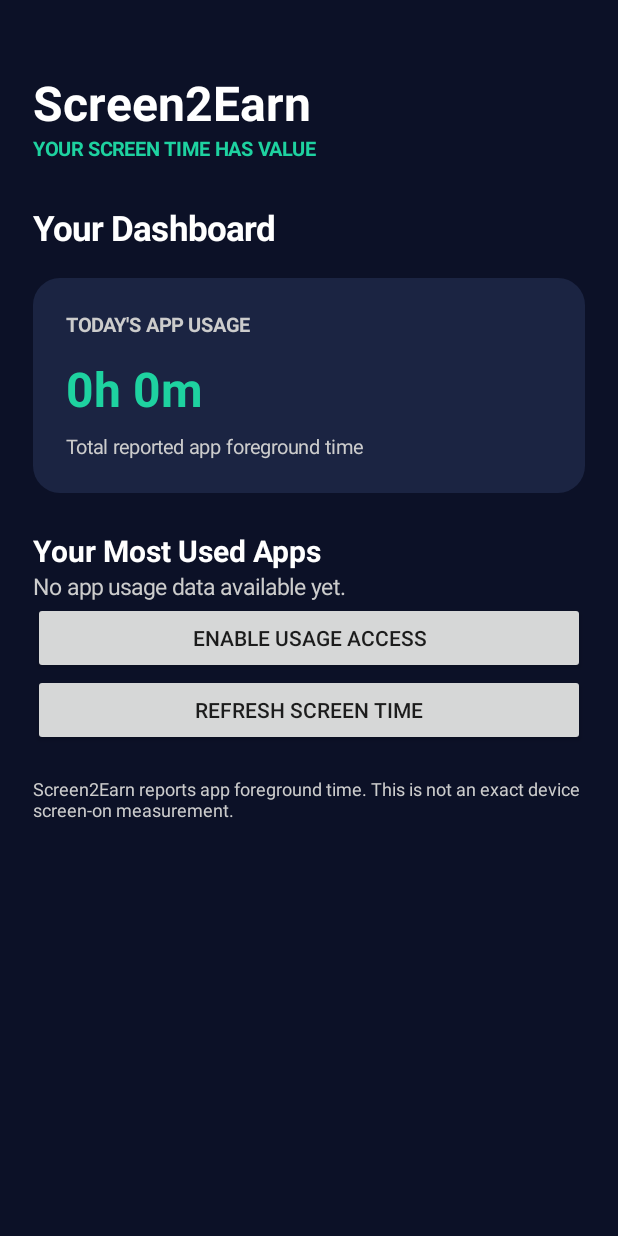
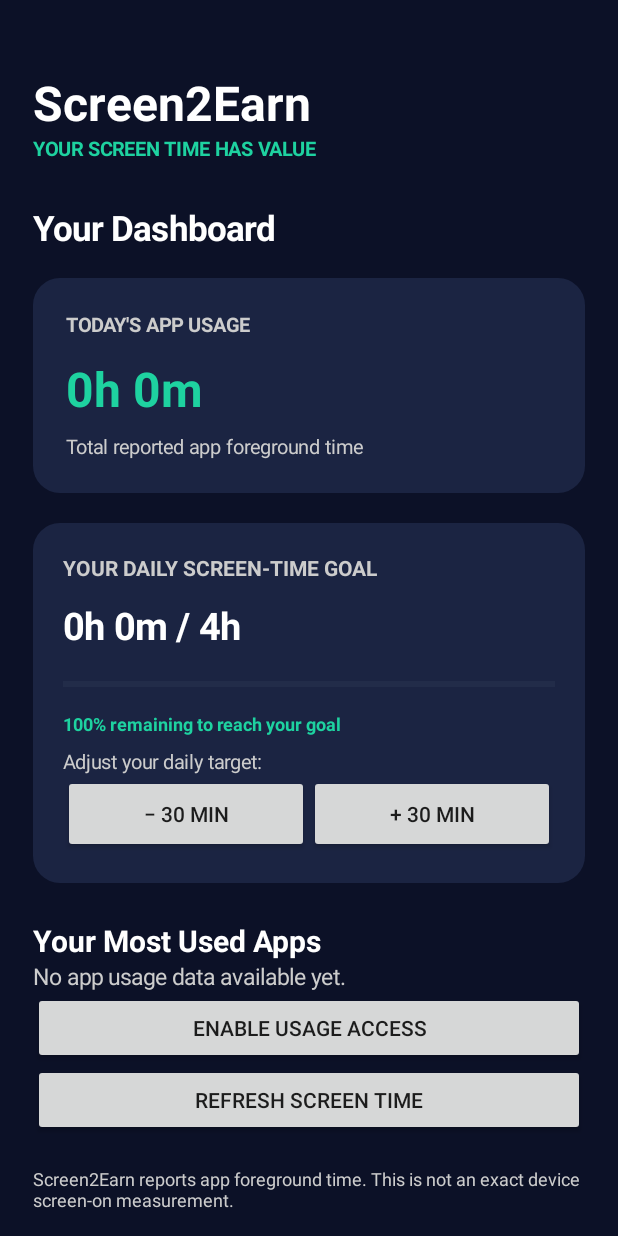
Before and after one commit to ibidamipeayanfe-rgb/Screen2Earn, an Android app: the screen it shows after launch (MainActivity), on a phone screen of 412 x 824 dp. Run offline under Robolectric (Android 15) with nearby library versions, the phone set to English and light mode, and no system bars.

Commit message:
Update MainActivity.kt

```diff
--- a/android/app/src/main/java/com/screen2earn/app/MainActivity.kt
+++ b/android/app/src/main/java/com/screen2earn/app/MainActivity.kt
@@ -12,10 +12,12 @@ import android.graphics.Typeface
 import android.graphics.drawable.GradientDrawable
 import android.os.Bundle
 import android.provider.Settings
+import android.content.res.ColorStateList
 import android.view.Gravity
 import android.widget.Button
 import android.widget.ImageView
 import android.widget.LinearLayout
+import android.widget.ProgressBar
 import android.widget.ScrollView
 import android.widget.TextView
 import java.util.Calendar
@@ -24,13 +26,23 @@ class MainActivity : Activity() {
 
     private lateinit var usageText: TextView
     private lateinit var appsLayout: LinearLayout
+    private lateinit var goalText: TextView
+    private lateinit var goalProgress: ProgressBar
 
     private val backgroundColor = Color.rgb(12, 17, 39)
     private val cardColor = Color.rgb(27, 36, 66)
     private val accentColor = Color.rgb(30, 210, 160)
+    private val goalColor = Color.rgb(100, 150, 255)
+
+    private val preferences by lazy {
+        getSharedPreferences("screen2earn_settings", Context.MODE_PRIVATE)
+    }
+
+    private var dailyGoalMinutes = 240
 
     override fun onCreate(savedInstanceState: Bundle?) {
         super.onCreate(savedInstanceState)
+        dailyGoalMinutes = preferences.getInt("daily_goal", 240)
         buildDashboard()
     }
 
@@ -61,6 +73,19 @@ class MainActivity : Activity() {
             setTextColor(color)
             if (bold) setTypeface(null, Typeface.BOLD)
         }
+    }
+
+    private fun formatTime(milliseconds: Long): String {
+        val hours = milliseconds / 3600000
+        val minutes = (milliseconds % 3600000) / 60000
+        return "${hours}h ${minutes}m"
+    }
+
+    private fun formatGoal(minutes: Int): String {
+        val hours = minutes / 60
+        val remaining = minutes % 60
+        return if (remaining == 0) "${hours}h"
+        else "${hours}h ${remaining}m"
     }
 
     private fun buildDashboard() {
@@ -113,8 +138,86 @@ class MainActivity : Activity() {
             LinearLayout.LayoutParams.MATCH_PARENT,
             LinearLayout.LayoutParams.WRAP_CONTENT
         )
-        cardParams.setMargins(0, dp(18), 0, dp(25))
+        cardParams.setMargins(0, dp(18), 0, dp(20))
         content.addView(todayCard, cardParams)
+
+        // Daily goal card
+        val goalCard = LinearLayout(this).apply {
+            orientation = LinearLayout.VERTICAL
+            setPadding(dp(20), dp(20), dp(20), dp(20))
+            background = rounded(cardColor)
+        }
+
+        goalCard.addView(
+            text("YOUR DAILY SCREEN-TIME GOAL", 14f, Color.LTGRAY, true)
+        )
+
+        goalText = text("", 25f, Color.WHITE, true)
+        goalText.setPadding(0, dp(12), 0, dp(8))
+        goalCard.addView(goalText)
+
+        goalProgress = ProgressBar(
+            this,
+            null,
+            android.R.attr.progressBarStyleHorizontal
+        ).apply {
+            max = 100
+            progressTintList = ColorStateList.valueOf(goalColor)
+            progressBackgroundTintList =
+                ColorStateList.valueOf(Color.rgb(55, 65, 95))
+        }
+
+        val progressParams = LinearLayout.LayoutParams(
+            LinearLayout.LayoutParams.MATCH_PARENT,
+            dp(12)
+        )
+        progressParams.setMargins(0, dp(8), 0, dp(8))
+        goalCard.addView(goalProgress, progressParams)
+
+        goalCard.addView(
+            text("Adjust your daily target:", 13f, Color.LTGRAY)
+        )
+
+        val goalButtons = LinearLayout(this).apply {
+            orientation = LinearLayout.HORIZONTAL
+            gravity = Gravity.CENTER_VERTICAL
+        }
+
+        val decreaseButton = Button(this).apply {
+            text = "− 30 MIN"
+            setOnClickListener {
+                dailyGoalMinutes = (dailyGoalMinutes - 30).coerceAtLeast(30)
+                saveGoal()
+                updateUsage()
+            }
+        }
+
+        val increaseButton = Button(this).apply {
+            text = "+ 30 MIN"
+            setOnClickListener {
+                dailyGoalMinutes = (dailyGoalMinutes + 30).coerceAtMost(960)
+                saveGoal()
+                updateUsage()
+            }
+        }
+
+        goalButtons.addView(
+            decreaseButton,
+            LinearLayout.LayoutParams(0, dp(52), 1f)
+        )
+        goalButtons.addView(
+            increaseButton,
+            LinearLayout.LayoutParams(0, dp(52), 1f)
+        )
+
+        goalCard.addView(goalButtons)
+
+        val goalParams = LinearLayout.LayoutParams(
+            LinearLayout.LayoutParams.MATCH_PARENT,
+            LinearLayout.LayoutParams.WRAP_CONTENT
+        )
+        goalParams.setMargins(0, 0, 0, dp(25))
+        content.addView(goalCard, goalParams)
 
         content.addView(
             text("Your Most Used Apps", 20f, Color.WHITE, true)
@@ -154,6 +257,12 @@ class MainActivity : Activity() {
         updateUsage()
     }
 
+    private fun saveGoal() {
+        preferences.edit()
+            .putInt("daily_goal", dailyGoalMinutes)
+            .apply()
+    }
+
     private fun hasUsagePermission(): Boolean {
         val appOps =
             getSystemService(Context.APP_OPS_SERVICE) as AppOpsManager
@@ -163,12 +272,6 @@ class MainActivity : Activity() {
             android.os.Process.myUid(),
             packageName
         ) == AppOpsManager.MODE_ALLOWED
-    }
-
-    private fun formatTime(milliseconds: Long): String {
-        val hours = milliseconds / 3600000
-        val minutes = (milliseconds % 3600000) / 60000
-        return "${hours}h ${minutes}m"
     }
 
     private fun getAppName(packageName: String): String {
@@ -192,10 +295,12 @@ class MainActivity : Activity() {
 
         if (!hasUsagePermission()) {
             usageText.text = "Permission needed"
+            goalText.text = "Enable Usage Access"
+            goalProgress.progress = 0
             appsLayout.removeAllViews()
             appsLayout.addView(
                 text(
-                    "Enable Usage Access below to see your app usage.",
+                    "Enable Usage Access to see your app usage.",
                     15f,
                     Color.LTGRAY
                 )
@@ -221,6 +326,27 @@ class MainActivity : Activity() {
         val total = stats.sumOf { it.totalTimeInForeground }
         usageText.text = formatTime(total)
 
+        val goalMilliseconds = dailyGoalMinutes.toLong() * 60000
+        val goalPercent = if (goalMilliseconds > 0) {
+            ((total * 100) / goalMilliseconds).toInt()
+        } else {
+            0
+        }
+
+        goalText.text =
+            "${formatTime(total)} / ${formatGoal(dailyGoalMinutes)}"
+
+        goalProgress.progress = goalPercent.coerceIn(0, 100)
+
+        val goalMessage = if (total >= goalMilliseconds) {
+            "Daily goal reached!"
+        } else {
+            "${100 - goalPercent}% remaining to reach your goal"
+        }
+
+        val goalStatus = text(goalMessage, 12f, accentColor, true)
+        goalCardStatus(goalStatus)
+
         appsLayout.removeAllViews()
 
         val topApps = stats
@@ -238,24 +364,24 @@ class MainActivity : Activity() {
         for ((index, app) in topApps.withIndex()) {
 
             val appCard = LinearLayout(this).apply {
-                orientation = LinearLayout.HORIZONTAL
-                gravity = Gravity.CENTER_VERTICAL
+                orientation = LinearLayout.VERTICAL
                 setPadding(dp(16), dp(15), dp(16), dp(15))
                 background = rounded(cardColor, 14)
             }
 
-            // Actual Android application icon
+            val topRow = LinearLayout(this).apply {
+                orientation = LinearLayout.HORIZONTAL
+                gravity = Gravity.CENTER_VERTICAL
+            }
+
             val iconView = ImageView(this).apply {
                 setImageDrawable(getAppIcon(app.packageName))
                 scaleType = ImageView.ScaleType.FIT_CENTER
             }
 
-            val iconParams = LinearLayout.LayoutParams(
-                dp(44),
-                dp(44)
-            )
+            val iconParams = LinearLayout.LayoutParams(dp(44), dp(44))
             iconParams.setMargins(0, 0, dp(13), 0)
-            appCard.addView(iconView, iconParams)
+            topRow.addView(iconView, iconParams)
 
             val nameColumn = LinearLayout(this).apply {
                 orientation = LinearLayout.VERTICAL
@@ -279,15 +405,48 @@ class MainActivity : Activity() {
                 text(app.packageName, 10f, Color.LTGRAY)
             )
 
-            appCard.addView(nameColumn)
+            topRow.addView(nameColumn)
 
-            appCard.addView(
+            topRow.addView(
                 text(
                     formatTime(app.totalTimeInForeground),
                     14f,
                     accentColor,
                     true
                 )
+            )
+
+            appCard.addView(topRow)
+
+            // App usage progress bar compared with total reported usage
+            val appPercent = if (total > 0) {
+                ((app.totalTimeInForeground * 100) / total)
+                    .toInt().coerceIn(0, 100)
+            } else {
+                0
+            }
+
+            val bar = ProgressBar(
+                this,
+                null,
+                android.R.attr.progressBarStyleHorizontal
+            ).apply {
+                max = 100
+                progress = appPercent
+                progressTintList = ColorStateList.valueOf(accentColor)
+                progressBackgroundTintList =
+                    ColorStateList.valueOf(Color.rgb(55, 65, 95))
+            }
+
+            val barParams = LinearLayout.LayoutParams(
+                LinearLayout.LayoutParams.MATCH_PARENT,
+                dp(7)
+            )
+            barParams.setMargins(0, dp(13), 0, dp(5))
+            appCard.addView(bar, barParams)
+
+            appCard.addView(
+                text("$appPercent% of reported app usage", 11f, Color.LTGRAY)
             )
 
             val params = LinearLayout.LayoutParams(
@@ -299,4 +458,21 @@ class MainActivity : Activity() {
             appsLayout.addView(appCard, params)
         }
     }
+
+    private fun goalCardStatus(status: TextView) {
+        val parent = goalProgress.parent as? LinearLayout ?: return
+
+        val oldStatus = parent.findViewWithTag<TextView>("goal_status")
+        if (oldStatus != null) {
+            parent.removeView(oldStatus)
+        }
+
+        status.tag = "goal_status"
+        val params = LinearLayout.LayoutParams(
+            LinearLayout.LayoutParams.WRAP_CONTENT,
+            LinearLayout.LayoutParams.WRAP_CONTENT
+        )
+        params.setMargins(0, dp(4), 0, dp(8))
+        parent.addView(status, parent.indexOfChild(goalProgress) + 1, params)
+    }
 }
```
